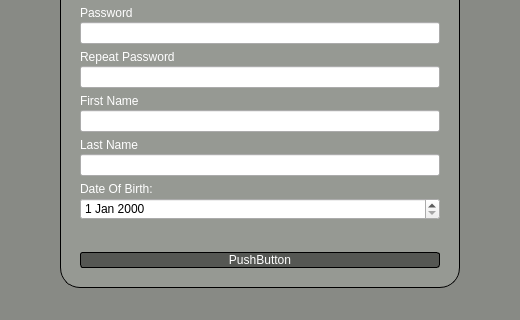
AhmedMuktar1/SDIApplicationGroup51, file signup.ui: the form before one commit; both pictures show x 140 to 660 and y 280 to 600 of the 800 by 600 pixel window.
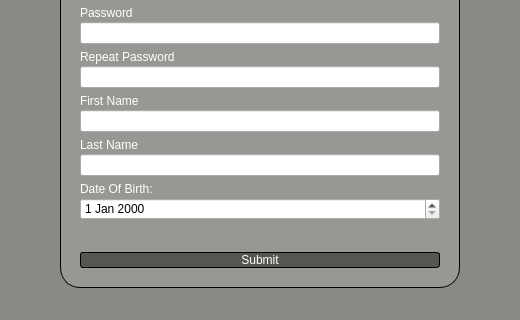
The form after the commit. Icons and pictures are not drawn.

```diff
--- a/signup.ui
+++ b/signup.ui
@@ -377,7 +377,7 @@
         <item>
          <widget class="QPushButton" name="pushButton">
           <property name="text">
-           <string>PushButton</string>
+           <string>Submit</string>
           </property>
          </widget>
         </item>
```
